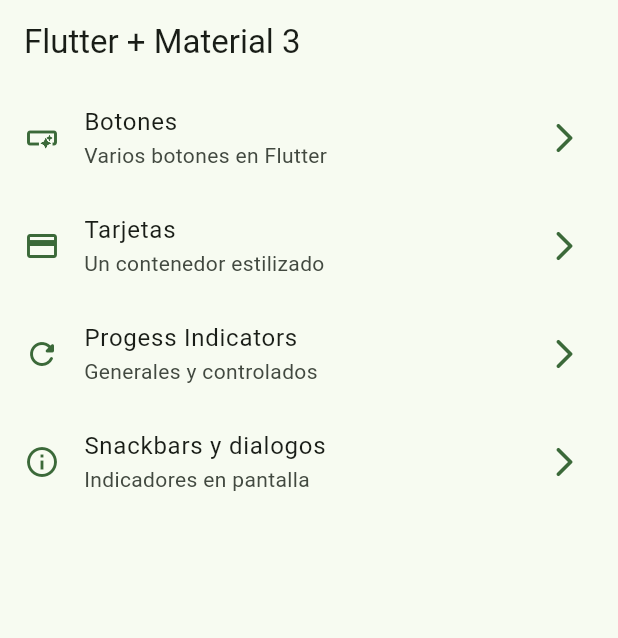
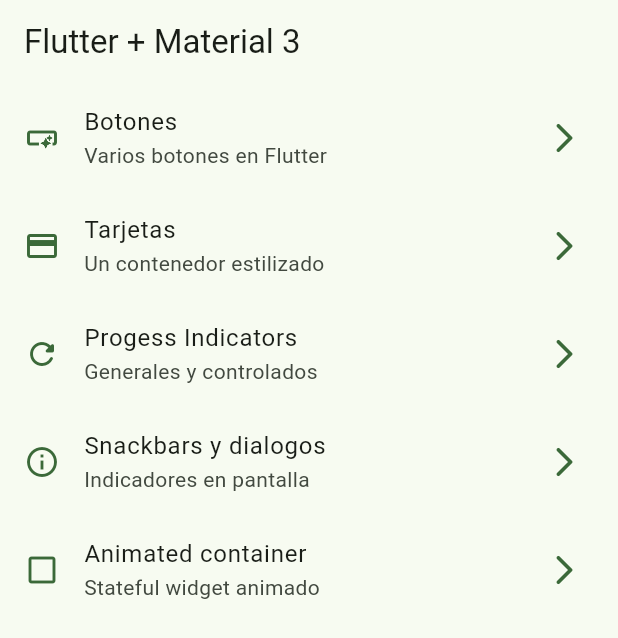
Before and after one commit to Tech-Code1/widgets_app, a Flutter app: the screen it shows after launch, on a phone screen of 412 x 824 dp. Shown: the top 638 px of the screen. Run offline on Flutter 3.47's test engine with Material 3 defaults, Android fonts, the phone set to English and light mode, and no system bars; our stand-ins replace go_router.

Commit message:
animated container terminado

```diff
--- a/lib/config/router/app_route.dart
+++ b/lib/config/router/app_route.dart
@@ -30,5 +30,10 @@ final appRouter = GoRouter(
       name: SnackbarScreen.name,
       builder: (context, state) => const SnackbarScreen(),
     ),
+    GoRoute(
+      path: '/animated',
+      name: AnimatedScreen.name,
+      builder: (context, state) => const AnimatedScreen(),
+    ),
   ]
 );
--- a/lib/menu/menu_items.dart
+++ b/lib/menu/menu_items.dart
@@ -46,4 +46,10 @@ const appMenuItems = <MenuItem>[
     link: '/snackbars',
     icon: Icons.info_outline,
   ),
+  MenuItem(
+    title: 'Animated container',
+    subtitle: 'Stateful widget animado',
+    link: '/animated',
+    icon: Icons.check_box_outline_blank,
+  ),
 ];
```
Also changed, not shown: lib/presentation/screens/animated/animated_screen.dart (+52 -2 lines).
